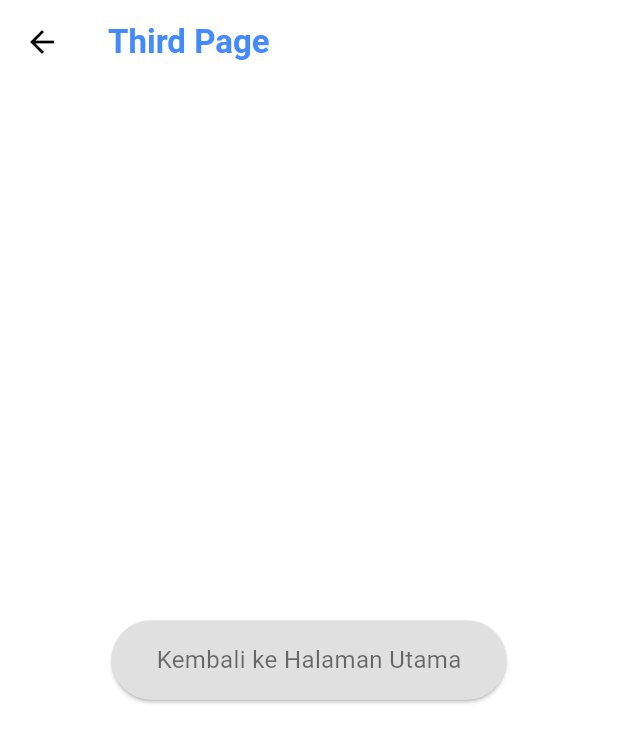
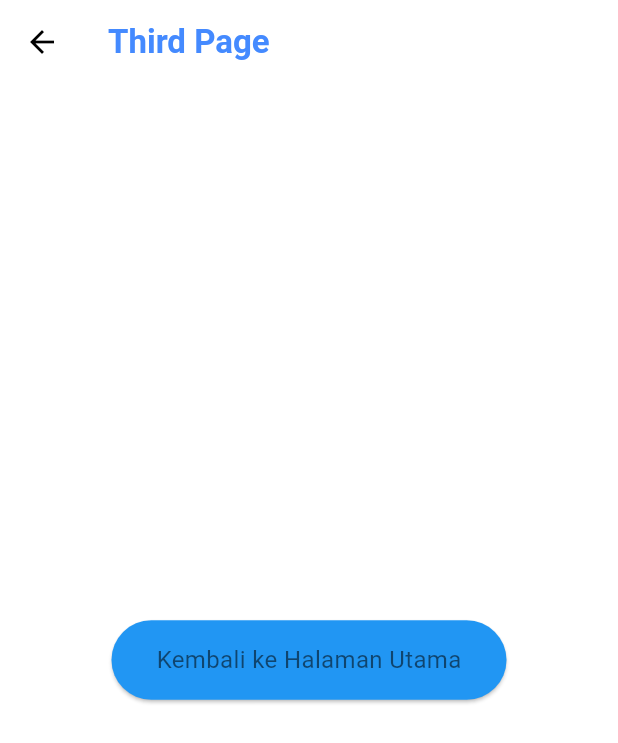
Before and after one commit to Radisty32/navigasi_app, a Flutter app: the ThirdPage screen opened by its route, on a phone screen of 412 x 824 dp. Shown: the top 743 px of the screen. Run offline on Flutter 3.47's test engine with Material 3 defaults, Android fonts, the phone set to English and light mode, and no system bars.

Commit message:
perbarui ThirdPage untuk menghapus textTheme dan gaya tombol yang sudah tidak digunakan lagi

```diff
--- a/lib/third_page.dart
+++ b/lib/third_page.dart
@@ -5,7 +5,10 @@ class ThirdPage extends StatelessWidget {
   Widget build(BuildContext context) {
     return Scaffold(
       appBar: AppBar(
-        title: Text('Third Page', style: Theme.of(context).textTheme.headline6),
+        title: Text(
+          'Third Page',
+          style: Theme.of(context).textTheme.titleLarge, // ganti headline6
+        ),
       ),
       body: Center(
         child: ElevatedButton(
@@ -13,13 +16,13 @@ class ThirdPage extends StatelessWidget {
             Navigator.pop(context);
           },
           style: ElevatedButton.styleFrom(
-            primary: Theme.of(context).buttonColor,
+            backgroundColor: Theme.of(context).colorScheme.primary, // ganti buttonColor
             padding: EdgeInsets.symmetric(horizontal: 30, vertical: 15),
             textStyle: TextStyle(fontSize: 18),
           ),
           child: Text(
             'Kembali ke Halaman Utama',
-            style: Theme.of(context).textTheme.bodyText2,
+            style: Theme.of(context).textTheme.bodyMedium, // ganti bodyText2
           ),
         ),
       ),
```
